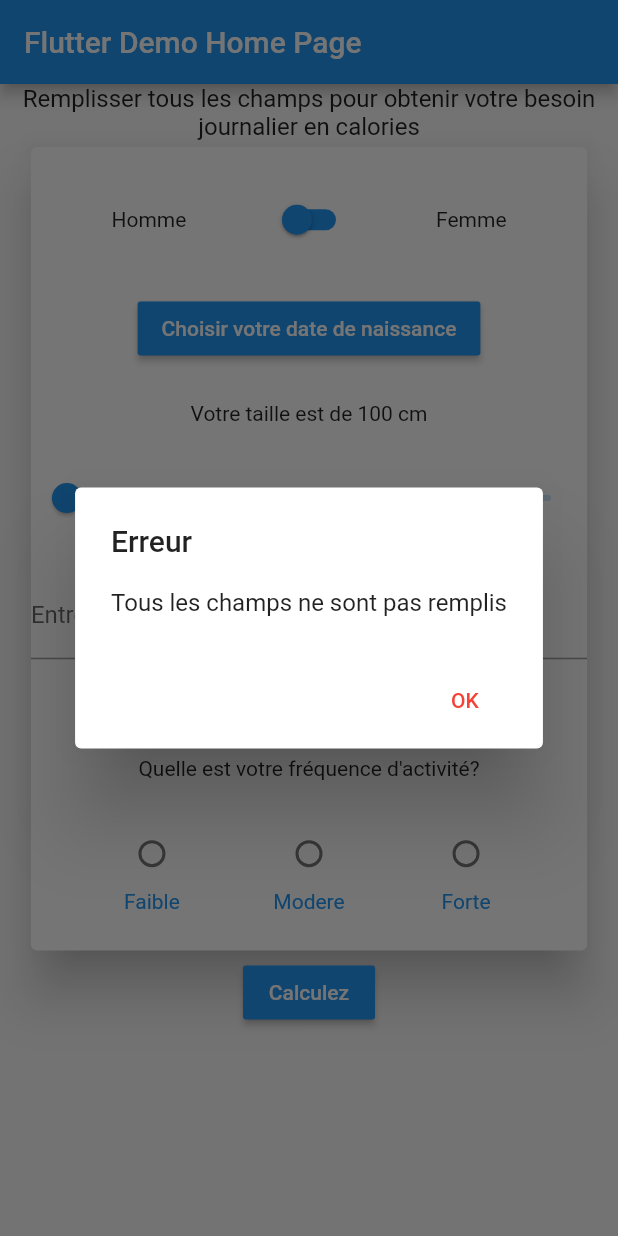
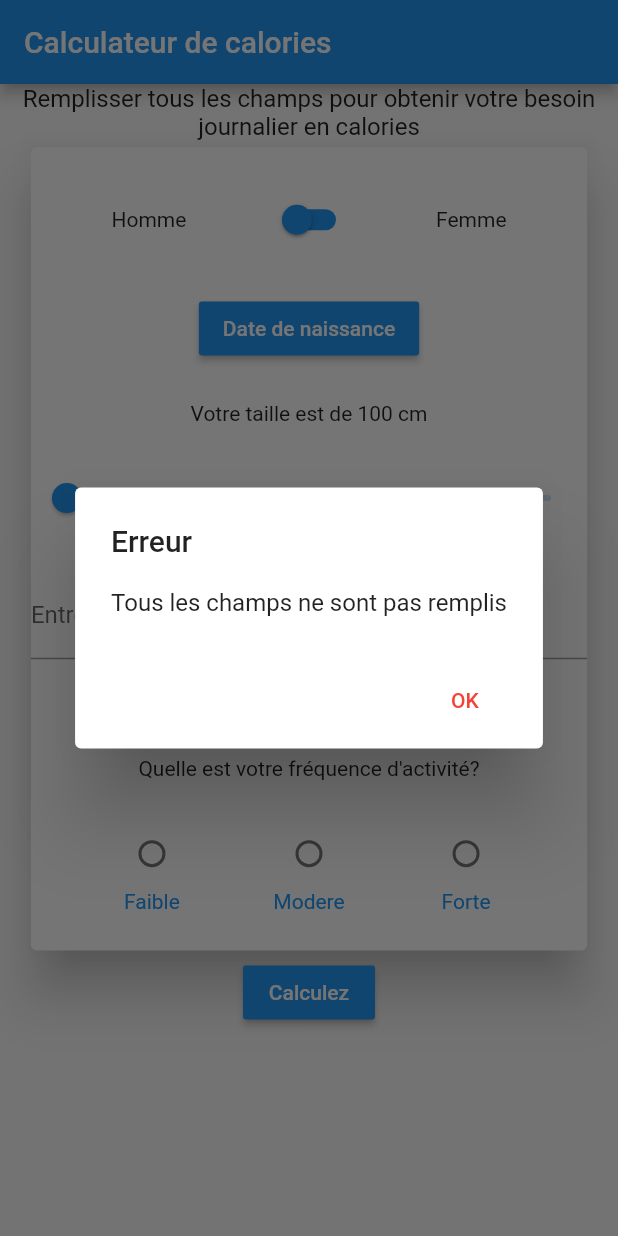
Before and after one commit to FlorianKogon/calories_calculator_flutter, a Flutter app: the MyHomePage screen opened directly, after a tap on "Calculez", on a phone screen of 412 x 824 dp. Run offline on Flutter 3.47's test engine with Material 2 defaults, Android fonts, the phone set to English and light mode, and no system bars.

Commit message:
add cupertino widgets

```diff
--- a/lib/widgets/home.dart
+++ b/lib/widgets/home.dart
@@ -1,3 +1,6 @@
+import 'dart:io';
+import 'package:flutter/cupertino.dart';
+
 import 'package:flutter/material.dart';
 import 'dart:async';
 
@@ -33,99 +36,31 @@ class _MyHomePageState extends State<MyHomePage> {
 
   @override
   Widget build(BuildContext context) {
-
-    return Scaffold(
+    if (Platform.isIOS) {
+      print ('Nous sommes sur iOS');
+    } else {
+      print ('Nous ne sommes pas sur iOS');
+    }
+    gender ? color = Colors.pink : color = Colors.blue;
+    return GestureDetector(
+      onTap: (() => FocusScope.of(context).requestFocus(FocusNode())),
+      child: (Platform.isIOS)
+      ? CupertinoPageScaffold(
+        navigationBar: CupertinoNavigationBar(
+          backgroundColor: color,
+          middle: Text(widget.title),
+        ),
+        child: body())
+      : Scaffold(
         appBar: AppBar(
           backgroundColor: color,
           title: Text(widget.title),
         ),
-      body: SingleChildScrollView(
-        child: Column(
-          mainAxisAlignment: MainAxisAlignment.spaceEvenly,
-          children: <Widget>[
-            Text('Remplisser tous les champs pour obtenir votre besoin journalier en calories',
-              textAlign: TextAlign.center,
-              style: TextStyle(
-                fontSize: 16.0,
-              ),
-            ),
-            Card(
-              elevation: 15.0,
-              child: Container(
-                height: MediaQuery.of(context).size.height * 0.65,
-                width: MediaQuery.of(context).size.width * 0.9,
-                child: Column(
-                  mainAxisAlignment: MainAxisAlignment.spaceEvenly,
-                  children: <Widget>[
-                    Row(
-                      mainAxisAlignment: MainAxisAlignment.spaceEvenly,
-                      children: <Widget>[
-                        Text('Homme'),
-                        Switch(
-                          value: gender,
-                          activeColor: color,
-                          inactiveThumbColor: color,
-                          inactiveTrackColor: color,
-                          onChanged: (bool b) {
-                            setState(() {
-                              gender = b;
-                              gender ? color = Colors.pink : color = Colors.blue;
-                            });
-                          },
-                        ),
-                        Text('Femme'),
-                      ],
-                    ),
-                    RaisedButton(
-                      color: color,
-                      child: Text((date == null) ? 'Choisir votre date de naissance': 'Votre âge est de : $age ans'),
-                      onPressed: montrerDate,
-                      textColor: Colors.white,
-                    ),
-                    Text('Votre taille est de ${height.floor()} cm'),
-                    Slider(value: height,
-                      activeColor: color,
-                      min: 100.0,
-                      max: 215.0,
-                      onChanged: (double d) {
-                        setState(() {
-                          height = d;
-                        });
-                      },
-                    ),
-                    TextField(
-                      onSubmitted: (String string) {
-                        setState(() {
-                          weight = int.parse(string);
-                          submitted = "Votre poids est de $string kg";
-                        });
-                      },
-                      keyboardType: TextInputType.number,
-                      decoration: InputDecoration(
-                        labelText: 'Entre votre poids en kilos',
-                      ),
-                    ),
-                    Text(submitted ?? ''),
-                    Text("Quelle est votre fréquence d'activité?"),
-                    rowRadio(),
-                  ],
-                ),
-              ),
-            ),
-            RaisedButton(
-              color: color,
-              onPressed: calculCalories,
-              child: Text('Calculez',
-                style: TextStyle(
-                  color: Colors.white,
-                ),
-              ),
-            ),
-          ],
-        ),
+        body: body()
       ),
     );
   }
+
   Future montrerDate() async {
     DateTime choix = await showDatePicker(context: context, initialDatePickerMode: DatePickerMode.year, initialDate: DateTime.now(), firstDate: DateTime(1983), lastDate: DateTime.now());
     if (choix != null) {
@@ -199,9 +134,29 @@ class _MyHomePageState extends State<MyHomePage> {
       context: context,
       barrierDismissible: false,
       builder: (BuildContext buildContext) {
+        if (Platform.isIOS) {
+          return CupertinoAlertDialog(
+            title: Text("Résultat :"),
+            content: Text(
+                "Votre montant de calories journalier est de : $caloriesTotal"),
+            actions: <Widget>[
+              CupertinoButton(
+                onPressed: () {
+                  Navigator.pop(buildContext);
+                },
+                child: Text('Retour',
+                  style: TextStyle(
+                    color: Colors.green,
+                  ),
+                ),
+              ),
+            ],
+          );
+        } else {
           return AlertDialog(
             title: Text("Résultat :"),
-         content: Text("Votre montant de calories journalier est de : $caloriesTotal"),
+            content: Text(
+                "Votre montant de calories journalier est de : $caloriesTotal"),
             actions: <Widget>[
               FlatButton(
                 onPressed: () {
@@ -216,6 +171,7 @@ class _MyHomePageState extends State<MyHomePage> {
             ],
           );
         }
+      }
     );
   }
 
@@ -223,7 +179,25 @@ class _MyHomePageState extends State<MyHomePage> {
     return showDialog(
       context: context,
       barrierDismissible: false,
-      builder: (BuildContext buildContext) {
+      builder: (BuildContext buildContext)
+    {
+      if (Platform.isIOS) {
+        return CupertinoAlertDialog(
+          title: Text('Erreur'),
+          content: Text('Tous les champs ne sont pas remplis'),
+          actions: <Widget>[
+            CupertinoButton(
+              onPressed: () {
+                Navigator.pop(buildContext);
+              },
+              child: Text('OK', style: TextStyle(
+                color: Colors.red,
+              ),
+              ),
+            ),
+          ],
+        );
+      } else {
         return AlertDialog(
           title: Text('Erreur'),
           content: Text('Tous les champs ne sont pas remplis'),
@@ -238,8 +212,155 @@ class _MyHomePageState extends State<MyHomePage> {
               ),
             ),
           ],
-        );
+        );}
       }
     );
   }
+
+  Widget switchPlatform() {
+    if (Platform.isIOS) {
+      return CupertinoSwitch(
+        value: gender,
+        activeColor: color,
+        onChanged: (bool b) {
+          setState(() {
+            gender = b;
+          });
+        },
+      );
+    } else {
+      return Switch(
+        value: gender,
+        activeColor: color,
+        inactiveThumbColor: color,
+        inactiveTrackColor: color,
+        onChanged: (bool b) {
+          setState(() {
+            gender = b;
+          });
+        },
+      );
     }
+  }
+
+  Widget calcButton() {
+    if (Platform.isIOS) {
+      return CupertinoButton(
+        color: color,
+        onPressed: calculCalories,
+        child: Text('Calculez',
+          style: TextStyle(
+            color: Colors.white,
+          ),
+        ),
+      );
+    } else {
+      return RaisedButton(
+        color: color,
+        onPressed: calculCalories,
+        child: Text('Calculez',
+          style: TextStyle(
+            color: Colors.white,
+          ),
+        ),
+      );
+    }
+  }
+
+  Widget ageButton() {
+    if (Platform.isIOS) {
+      return CupertinoButton(
+        color: color,
+        child: Text((date == null) ? 'Date de naissance': 'Votre âge est de : $age ans'),
+        onPressed: montrerDate,
+      );
+    } else {
+      return RaisedButton(
+        color: color,
+        child: Text((date == null) ? 'Date de naissance': 'Votre âge est de : $age ans'),
+        onPressed: montrerDate,
+        textColor: Colors.white,
+      );
+    }
+  }
+
+  Widget sliderPlatform() {
+    if (Platform.isIOS) {
+      return CupertinoSlider(
+          value: height,
+          min: 100.0,
+          max: 215.0,
+          onChanged: (double d) {
+            setState(() {
+              height = d;
+            });
+          });
+    } else {
+      return Slider(value: height,
+        activeColor: color,
+        min: 100.0,
+        max: 215.0,
+        onChanged: (double d) {
+          setState(() {
+            height = d;
+          });
+        },
+      );
+    }
+  }
+
+  Widget body() {
+    return SingleChildScrollView(
+      child: Column(
+        mainAxisAlignment: MainAxisAlignment.spaceEvenly,
+        children: <Widget>[
+          Text('Remplisser tous les champs pour obtenir votre besoin journalier en calories',
+            textAlign: TextAlign.center,
+            style: TextStyle(
+              fontSize: 16.0,
+            ),
+          ),
+          Card(
+            elevation: 15.0,
+            child: Container(
+              height: MediaQuery.of(context).size.height * 0.65,
+              width: MediaQuery.of(context).size.width * 0.9,
+              child: Column(
+                mainAxisAlignment: MainAxisAlignment.spaceEvenly,
+                children: <Widget>[
+                  Row(
+                    mainAxisAlignment: MainAxisAlignment.spaceEvenly,
+                    children: <Widget>[
+                      Text('Homme'),
+                      switchPlatform(),
+                      Text('Femme'),
+                    ],
+                  ),
+                  ageButton(),
+                  Text('Votre taille est de ${height.floor()} cm'),
+                  sliderPlatform(),
+                  TextField(
+                    onSubmitted: (String string) {
+                      setState(() {
+                        weight = int.parse(string);
+                        submitted = "Votre poids est de $string kg";
+                      });
+                    },
+                    keyboardType: TextInputType.number,
+                    decoration: InputDecoration(
+                      labelText: 'Entre votre poids en kilos',
+                    ),
+                  ),
+                  Text(submitted ?? ''),
+                  Text("Quelle est votre fréquence d'activité?"),
+                  rowRadio(),
+                ],
+              ),
+            ),
+          ),
+          calcButton(),
+        ],
+      ),
+    );
+  }
+}
--- a/lib/widgets/my_app.dart
+++ b/lib/widgets/my_app.dart
@@ -10,7 +10,7 @@ class MyApp extends StatelessWidget {
       theme: ThemeData(
         primarySwatch: Colors.blue,
       ),
-      home: MyHomePage(title: 'Flutter Demo Home Page'),
+      home: MyHomePage(title: 'Calculateur de calories'),
     );
   }
 }
```
Lines whose indentation alone changed are shown as unchanged.
